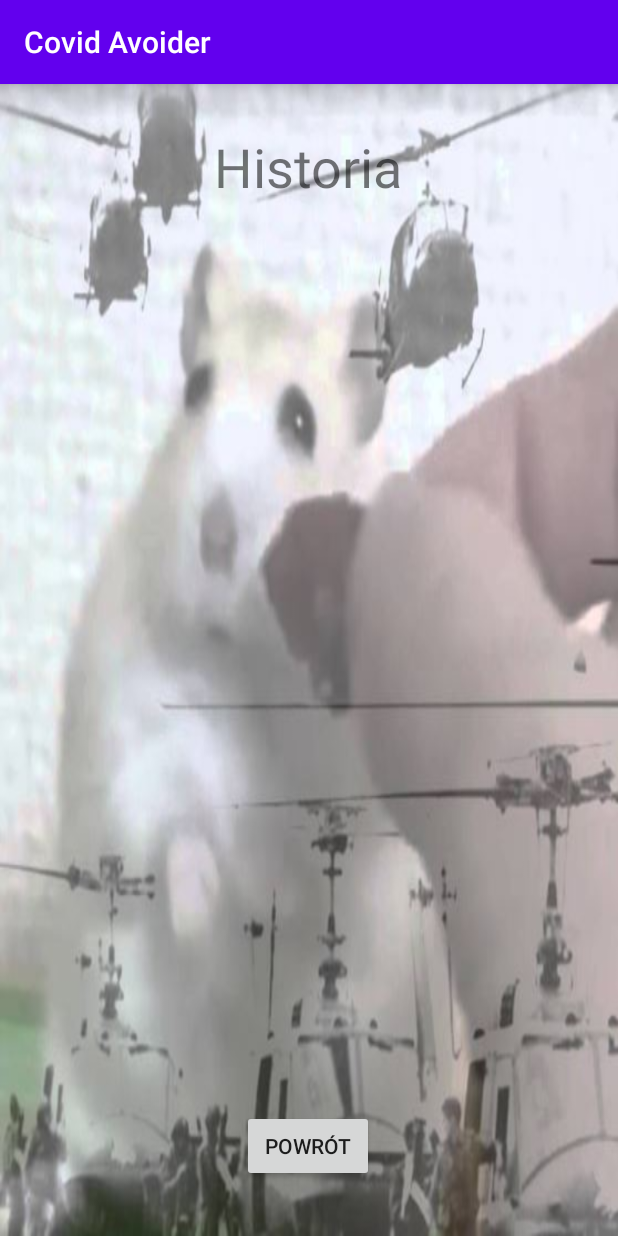
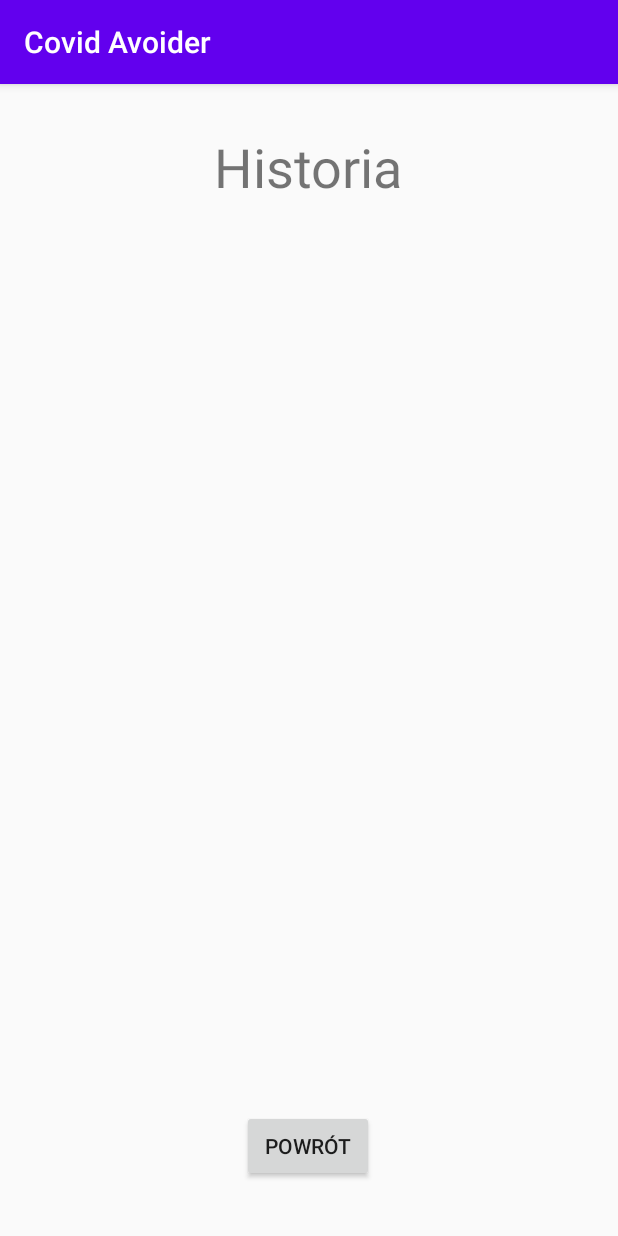
Before and after one commit to DMistera/Covid_Avoider, an Android app: the HistoryActivity screen opened directly, with no data from a screen before it, on a phone screen of 412 x 824 dp. Run offline under Robolectric (Android 15) with nearby library versions, the phone set to English and light mode, and no system bars.

Commit message:
pre merge

```diff
--- a/app/src/main/res/layout/activity_history.xml
+++ b/app/src/main/res/layout/activity_history.xml
@@ -4,7 +4,6 @@
     xmlns:tools="http://schemas.android.com/tools"
     android:layout_width="match_parent"
     android:layout_height="match_parent"
-    android:background="@drawable/hamsterflash"
     tools:context=".HistoryActivity">
 
     <Button
```
Also changed, not shown: app/src/main/java/com/example/covidavoider/MainActivity.java (+5 -7 lines).
